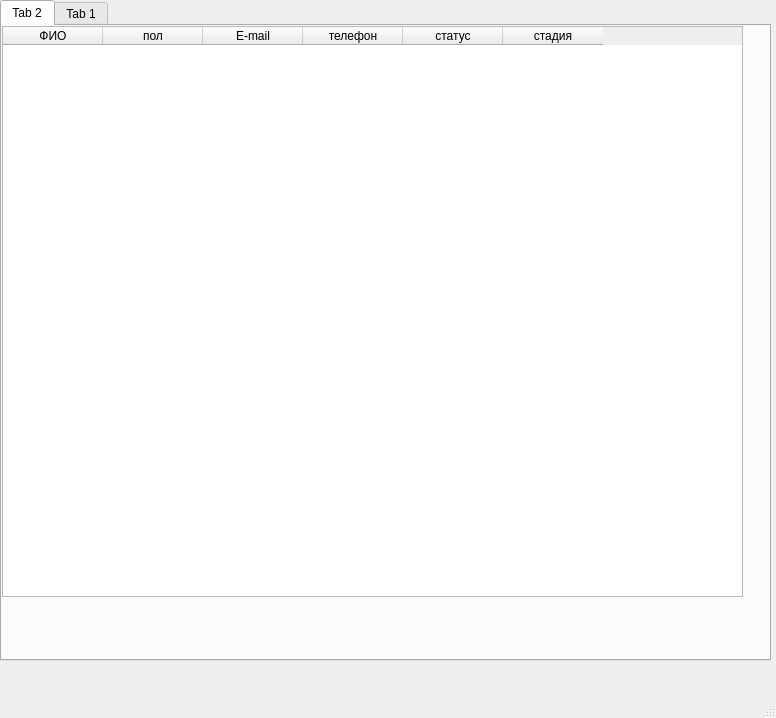
The window that top.ui (BagrKonstantin/nti_contest_alfa) describes before a commit, drawn with Qt 5.
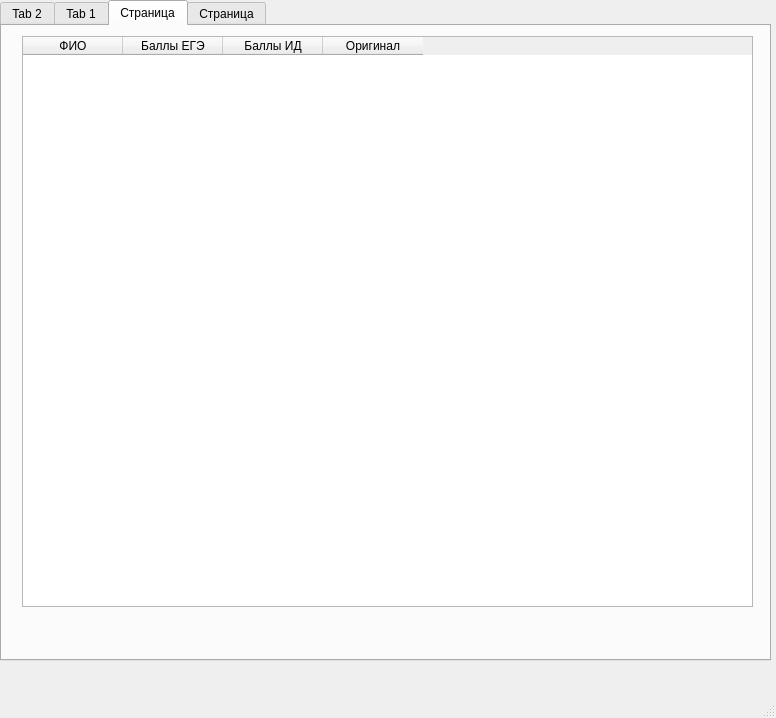
The same window after the commit. The open tabs and pages were chosen to show the change.

Commit message: нарисовал

```diff
--- a/top.ui
+++ b/top.ui
@@ -147,6 +147,66 @@
       </property>
      </widget>
     </widget>
+    <widget class="QWidget" name="tab_3">
+     <attribute name="title">
+      <string>Страница</string>
+     </attribute>
+     <widget class="QTableWidget" name="tableWidget_3">
+      <property name="geometry">
+       <rect>
+        <x>20</x>
+        <y>10</y>
+        <width>731</width>
+        <height>571</height>
+       </rect>
+      </property>
+      <column>
+       <property name="text">
+        <string>ФИО</string>
+       </property>
+      </column>
+      <column>
+       <property name="text">
+        <string>Баллы ЕГЭ</string>
+       </property>
+      </column>
+      <column>
+       <property name="text">
+        <string>Баллы ИД</string>
+       </property>
+      </column>
+      <column>
+       <property name="text">
+        <string>Оригинал</string>
+       </property>
+      </column>
+     </widget>
+    </widget>
+    <widget class="QWidget" name="tab_4">
+     <attribute name="title">
+      <string>Страница</string>
+     </attribute>
+     <widget class="QTableWidget" name="tableWidget_4">
+      <property name="geometry">
+       <rect>
+        <x>20</x>
+        <y>20</y>
+        <width>731</width>
+        <height>571</height>
+       </rect>
+      </property>
+      <column>
+       <property name="text">
+        <string>ФИО</string>
+       </property>
+      </column>
+      <column>
+       <property name="text">
+        <string>Оригинал документа</string>
+       </property>
+      </column>
+     </widget>
+    </widget>
    </widget>
   </widget>
   <widget class="QMenuBar" name="menubar">
```
Left out of the diff: 4 changed lines with no effect on the pictures. The commit also changes 2 other files.
